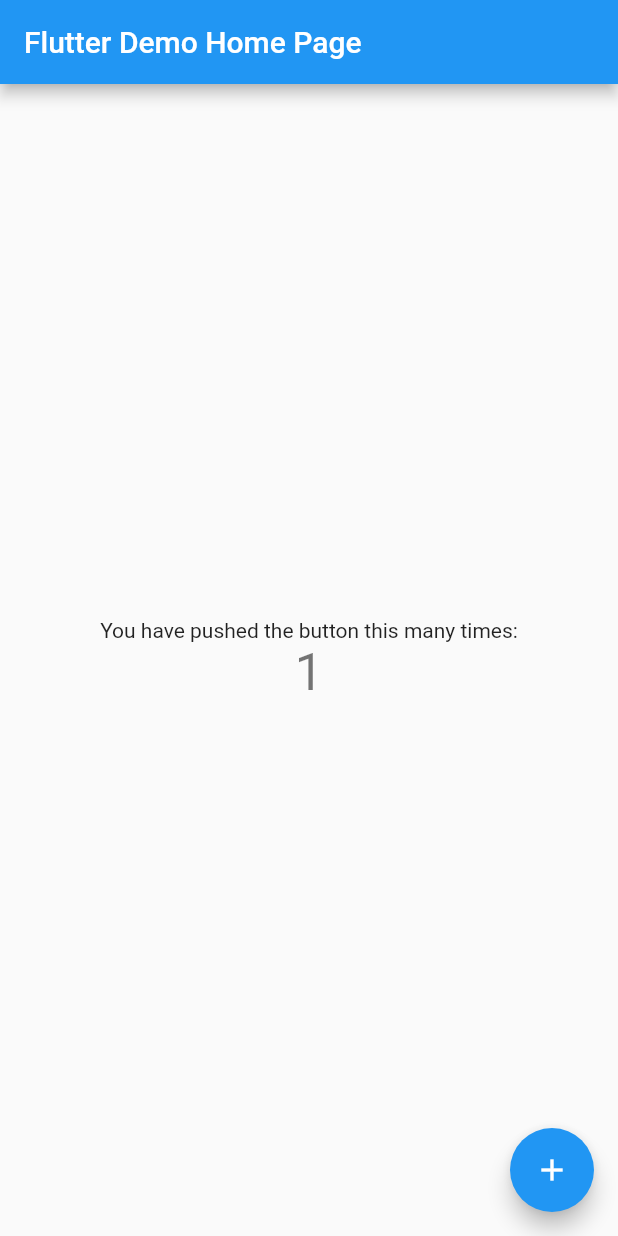
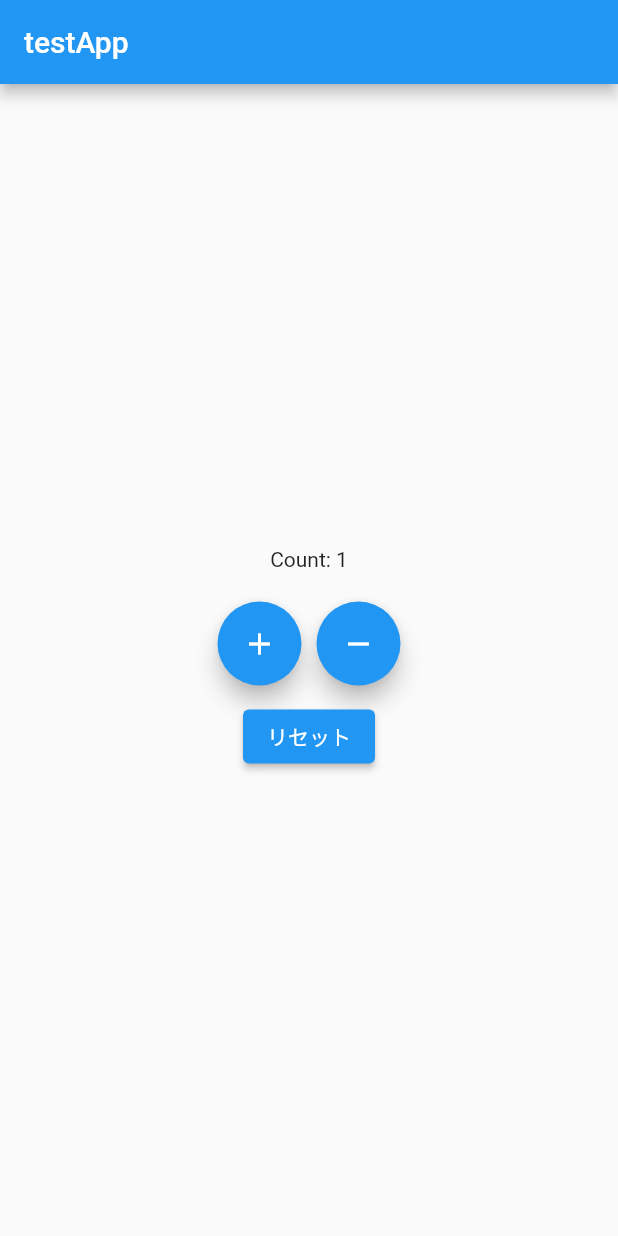
Before and after one commit to Amatriciana/riv_learn, a Flutter app: the screen it shows after launch, after a tap on the "add" icon, on a phone screen of 412 x 824 dp. Run offline on Flutter 3.47's test engine with Material 2 defaults, Android fonts, the phone set to English and light mode, and no system bars; our stand-ins replace flutter_hooks, hooks_riverpod, shared_preferences.

Commit message:
mainとcounter を分離

```diff
--- a/lib/counter.dart
+++ b/lib/counter.dart
@@ -25,22 +25,15 @@
   }
 }
 
-void main() {
-  runApp(const ProviderScope(child: MyApp()));
-}
-
-class MyApp extends ConsumerWidget {
-  const MyApp({Key? key}) : super(key: key);
+class CounterApp extends ConsumerWidget {
+  const CounterApp({Key? key}) : super(key: key);
 
   @override
   Widget build(BuildContext context, WidgetRef ref) {
     final count = ref.watch(counterProvider);
     final countState = ref.watch(counterProvider.notifier);
 
-    return MaterialApp(
-      home: Scaffold(
-        appBar: AppBar(title: const Text('CounterApp')),
-        body: Center(
+    return Center(
       child: Column(
         mainAxisAlignment: MainAxisAlignment.center,
         children: [
@@ -76,8 +69,6 @@
           ),
         ],
       ),
-        ),
-      ),
     );
   }
 }
--- a/lib/main.dart
+++ b/lib/main.dart
@@ -1,115 +1,22 @@
 import 'package:flutter/material.dart';
+import 'package:flutter_hooks/flutter_hooks.dart';
+import 'package:hooks_riverpod/hooks_riverpod.dart';
+import 'package:shared_preferences/shared_preferences.dart';
+import 'counter.dart';
 
 void main() {
-  runApp(const MyApp());
+  runApp(const ProviderScope(child: MyApp()));
 }
 
 class MyApp extends StatelessWidget {
   const MyApp({Key? key}) : super(key: key);
 
-  // This widget is the root of your application.
   @override
   Widget build(BuildContext context) {
     return MaterialApp(
-      title: 'Flutter Demo',
-      theme: ThemeData(
-        // This is the theme of your application.
-        //
-        // Try running your application with "flutter run". You'll see the
-        // application has a blue toolbar. Then, without quitting the app, try
-        // changing the primarySwatch below to Colors.green and then invoke
-        // "hot reload" (press "r" in the console where you ran "flutter run",
-        // or simply save your changes to "hot reload" in a Flutter IDE).
-        // Notice that the counter didn't reset back to zero; the application
-        // is not restarted.
-        primarySwatch: Colors.blue,
-      ),
-      home: const MyHomePage(title: 'Flutter Demo Home Page'),
-    );
+        home: Scaffold(
+      appBar: AppBar(title: const Text('testApp')),
+      body: const CounterApp(),
+    ));
   }
 }
-
-class MyHomePage extends StatefulWidget {
-  const MyHomePage({Key? key, required this.title}) : super(key: key);
-
-  // This widget is the home page of your application. It is stateful, meaning
-  // that it has a State object (defined below) that contains fields that affect
-  // how it looks.
-
-  // This class is the configuration for the state. It holds the values (in this
-  // case the title) provided by the parent (in this case the App widget) and
-  // used by the build method of the State. Fields in a Widget subclass are
-  // always marked "final".
-
-  final String title;
-
-  @override
-  State<MyHomePage> createState() => _MyHomePageState();
-}
-
-class _MyHomePageState extends State<MyHomePage> {
-  int _counter = 0;
-
-  void _incrementCounter() {
-    setState(() {
-      // This call to setState tells the Flutter framework that something has
-      // changed in this State, which causes it to rerun the build method below
-      // so that the display can reflect the updated values. If we changed
-      // _counter without calling setState(), then the build method would not be
-      // called again, and so nothing would appear to happen.
-      _counter++;
-    });
-  }
-
-  @override
-  Widget build(BuildContext context) {
-    // This method is rerun every time setState is called, for instance as done
-    // by the _incrementCounter method above.
-    //
-    // The Flutter framework has been optimized to make rerunning build methods
-    // fast, so that you can just rebuild anything that needs updating rather
-    // than having to individually change instances of widgets.
-    return Scaffold(
-      appBar: AppBar(
-        // Here we take the value from the MyHomePage object that was created by
-        // the App.build method, and use it to set our appbar title.
-        title: Text(widget.title),
-      ),
-      body: Center(
-        // Center is a layout widget. It takes a single child and positions it
-        // in the middle of the parent.
-        child: Column(
-          // Column is also a layout widget. It takes a list of children and
-          // arranges them vertically. By default, it sizes itself to fit its
-          // children horizontally, and tries to be as tall as its parent.
-          //
-          // Invoke "debug painting" (press "p" in the console, choose the
-          // "Toggle Debug Paint" action from the Flutter Inspector in Android
-          // Studio, or the "Toggle Debug Paint" command in Visual Studio Code)
-          // to see the wireframe for each widget.
-          //
-          // Column has various properties to control how it sizes itself and
-          // how it positions its children. Here we use mainAxisAlignment to
-          // center the children vertically; the main axis here is the vertical
-          // axis because Columns are vertical (the cross axis would be
-          // horizontal).
-          mainAxisAlignment: MainAxisAlignment.center,
-          children: <Widget>[
-            const Text(
-              'You have pushed the button this many times:',
-            ),
-            Text(
-              '$_counter',
-              style: Theme.of(context).textTheme.headline4,
-            ),
-          ],
-        ),
-      ),
-      floatingActionButton: FloatingActionButton(
-        onPressed: _incrementCounter,
-        tooltip: 'Increment',
-        child: const Icon(Icons.add),
-      ), // This trailing comma makes auto-formatting nicer for build methods.
-    );
-  }
-}
```
Lines whose indentation alone changed are shown as unchanged.
